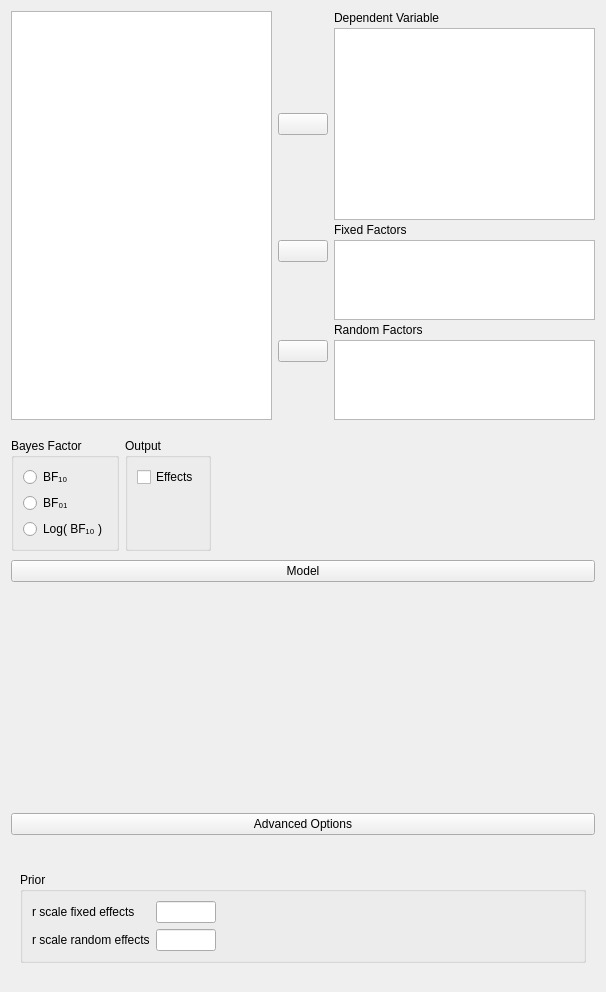
jasp-stats/jasp-desktop, file JASP-Desktop/analysisforms/anovabayesianform.ui: the form before one commit.
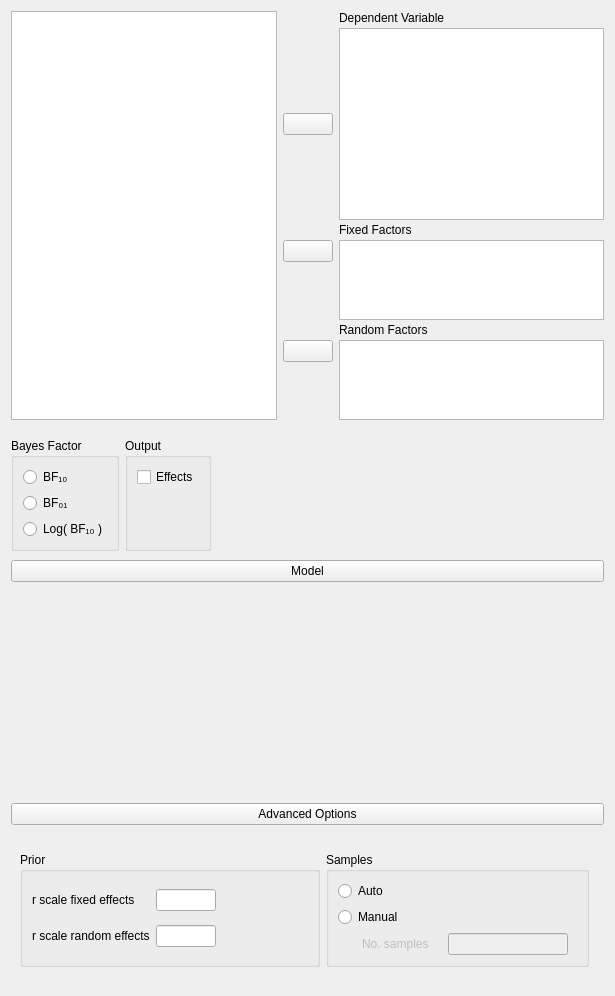
The form after the commit. Custom widgets are drawn as their Qt base class.

```diff
--- a/JASP-Desktop/analysisforms/anovabayesianform.ui
+++ b/JASP-Desktop/analysisforms/anovabayesianform.ui
@@ -6,8 +6,8 @@
    <rect>
     <x>0</x>
     <y>0</y>
-    <width>606</width>
-    <height>992</height>
+    <width>615</width>
+    <height>996</height>
    </rect>
   </property>
   <property name="sizePolicy">
@@ -448,11 +448,17 @@
         </property>
        </widget>
       </item>
-      <item row="2" column="0" rowspan="2" colspan="2">
+      <item row="3" column="0" rowspan="2">
        <widget class="QWidget" name="advancedOptions" native="true">
         <layout class="QGridLayout" name="gridLayout_7">
          <item row="0" column="0">
           <widget class="GroupBox" name="groupBox_2">
+           <property name="maximumSize">
+            <size>
+             <width>300</width>
+             <height>16777215</height>
+            </size>
+           </property>
            <property name="title">
             <string>Prior</string>
            </property>
@@ -532,6 +538,64 @@
            </layout>
           </widget>
          </item>
+         <item row="0" column="1">
+          <widget class="BoundGroupBox" name="sampleMode">
+           <property name="title">
+            <string>Samples</string>
+           </property>
+           <layout class="QGridLayout" name="gridLayout_12">
+            <item row="1" column="0">
+             <widget class="QRadioButton" name="_2fixed">
+              <property name="text">
+               <string>Manual</string>
+              </property>
+             </widget>
+            </item>
+            <item row="2" column="0">
+             <widget class="QWidget" name="fixedSamplesNumberContainer" native="true">
+              <property name="enabled">
+               <bool>false</bool>
+              </property>
+              <layout class="QGridLayout" name="gridLayout_14">
+               <property name="leftMargin">
+                <number>24</number>
+               </property>
+               <property name="topMargin">
+                <number>0</number>
+               </property>
+               <property name="bottomMargin">
+                <number>0</number>
+               </property>
+               <item row="0" column="0">
+                <widget class="QLabel" name="label_7">
+                 <property name="text">
+                  <string>No. samples</string>
+                 </property>
+                </widget>
+               </item>
+               <item row="0" column="1">
+                <widget class="BoundTextBox" name="fixedSamplesNumber">
+                 <property name="maximumSize">
+                  <size>
+                   <width>120</width>
+                   <height>16777215</height>
+                  </size>
+                 </property>
+                </widget>
+               </item>
+              </layout>
+             </widget>
+            </item>
+            <item row="0" column="0">
+             <widget class="QRadioButton" name="_1auto">
+              <property name="text">
+               <string>Auto</string>
+              </property>
+             </widget>
+            </item>
+           </layout>
+          </widget>
+         </item>
         </layout>
        </widget>
       </item>
```
Left out of the diff: 19 changed lines with no effect on the pictures.
